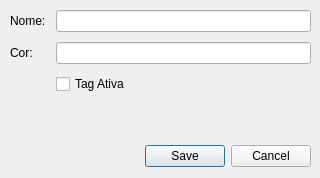
Qt form tags/TagWidget.ui (danielghirghi/fortuna) before a commit.
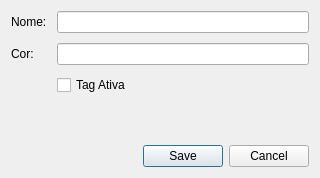
The same form after that commit.

```diff
--- a/tags/TagWidget.ui
+++ b/tags/TagWidget.ui
@@ -19,31 +19,8 @@
   <property name="windowTitle">
    <string>Dialog</string>
   </property>
-  <widget class="QDialogButtonBox" name="bbTag">
-   <property name="geometry">
-    <rect>
-     <x>10</x>
-     <y>140</y>
-     <width>301</width>
-     <height>32</height>
-    </rect>
-   </property>
-   <property name="orientation">
-    <enum>Qt::Orientation::Horizontal</enum>
-   </property>
-   <property name="standardButtons">
-    <set>QDialogButtonBox::StandardButton::Cancel|QDialogButtonBox::StandardButton::Save</set>
-   </property>
-  </widget>
-  <widget class="QWidget" name="verticalLayoutWidget">
-   <property name="geometry">
-    <rect>
-     <x>10</x>
-     <y>10</y>
-     <width>301</width>
-     <height>121</height>
-    </rect>
-   </property>
+  <layout class="QVBoxLayout" name="verticalLayout">
+   <item>
    <layout class="QVBoxLayout" name="layPrincipal" stretch="0">
     <property name="spacing">
      <number>6</number>
@@ -89,7 +66,18 @@
      </layout>
     </item>
    </layout>
-  </widget>
+   </item>
+   <item>
+    <widget class="QDialogButtonBox" name="bbTag">
+     <property name="orientation">
+      <enum>Qt::Orientation::Horizontal</enum>
+     </property>
+     <property name="standardButtons">
+      <set>QDialogButtonBox::StandardButton::Cancel|QDialogButtonBox::StandardButton::Save</set>
+     </property>
+    </widget>
+   </item>
+  </layout>
  </widget>
  <resources/>
  <connections>
```
Lines whose indentation alone changed are shown as unchanged.
